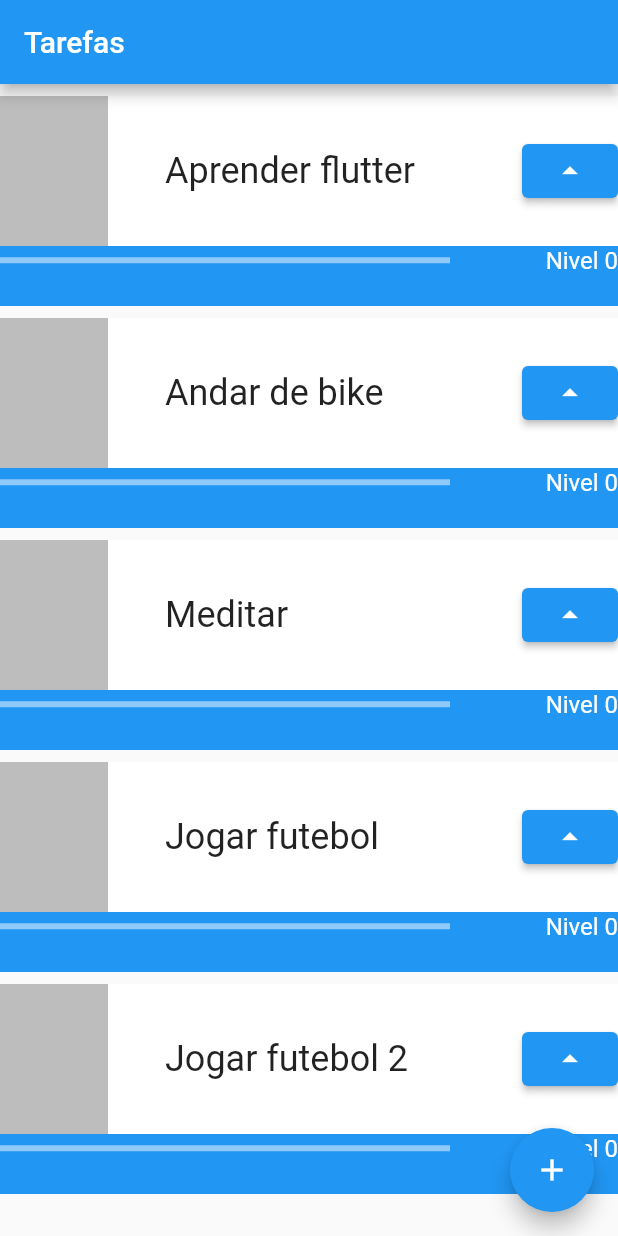
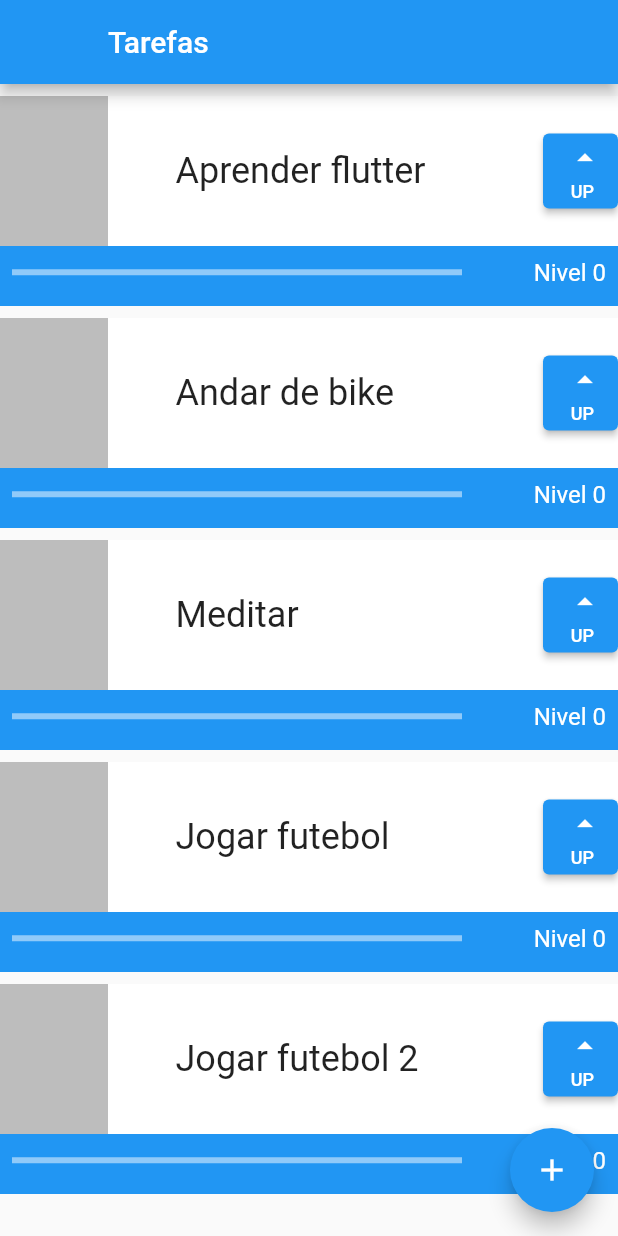
Before and after one commit to EderCosta21/Alura, a Flutter app: the screen it shows after launch, on a phone screen of 412 x 824 dp. Run offline on Flutter 3.47's test engine with Material 2 defaults, Android fonts, the phone set to English and light mode, and no system bars.

Commit message:
botão up

```diff
--- a/organizador/lib/main.dart
+++ b/organizador/lib/main.dart
@@ -18,6 +18,7 @@ class MyApp extends StatelessWidget {
       ),
       home: Scaffold(
         appBar: AppBar(
+          leading: Container(),
           title: const Text(
             'Tarefas',
             textAlign: TextAlign.center,
@@ -80,7 +81,10 @@ class _TaksState extends State<_Taks> {
                             fontSize: 24, overflow: TextOverflow.ellipsis),
                       ),
                     ),
-                    ElevatedButton(
+                    Container(
+                      width: 50,
+                      height: 50,
+                      child: ElevatedButton(
                         onPressed: () {
                           setState(() {
                             nivel++;
@@ -88,12 +92,25 @@ class _TaksState extends State<_Taks> {
 
                           print(nivel);
                         },
-                      child: const Icon(Icons.arrow_drop_up),
+                        child: Column(
+                          mainAxisAlignment: MainAxisAlignment.spaceEvenly,
+                          crossAxisAlignment: CrossAxisAlignment.end,
+                          children: const [
+                            Icon(Icons.arrow_drop_up),
+                            Text(
+                              'UP',
+                              style: TextStyle(fontSize: 12),
                             )
                           ],
                         ),
                       ),
-              Row(
+                    )
+                  ],
+                ),
+              ),
+              Padding(
+                padding: const EdgeInsets.all(8.0),
+                child: Row(
                   mainAxisAlignment: MainAxisAlignment.spaceBetween,
                   children: [
                     SizedBox(
@@ -105,9 +122,10 @@ class _TaksState extends State<_Taks> {
                     ),
                     Text(
                       'Nivel $nivel',
-                    style: TextStyle(color: Colors.white, fontSize: 16),
+                      style: const TextStyle(color: Colors.white, fontSize: 16),
                     ),
                   ],
+                ),
               ),
             ],
           )
```
Lines whose indentation alone changed are shown as unchanged.
